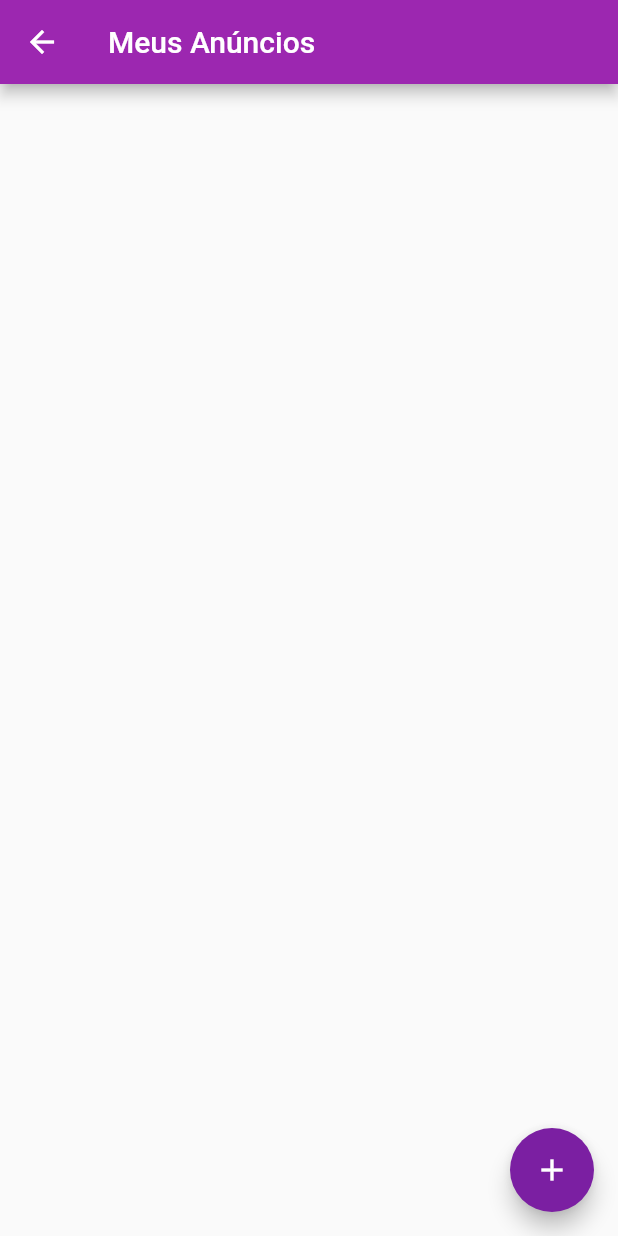
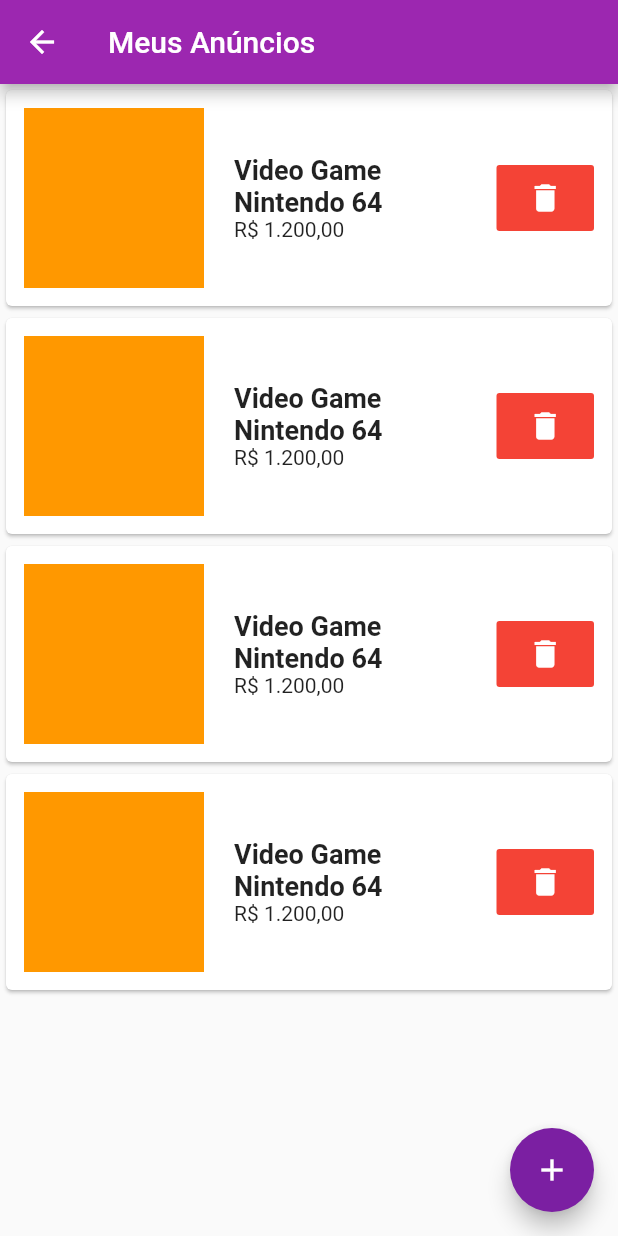
Before and after one commit to ValdecirPadovani/olx, a Flutter app: the MeusAnuncios screen opened by its route, on a phone screen of 412 x 824 dp. Run offline on Flutter 3.47's test engine with Material 2 defaults, Android fonts, the phone set to English and light mode, and no system bars; our stand-ins replace brasil_fields, cloud_firestore, firebase_auth, firebase_storage, image_picker; missing offline and left inert: validadores; accounts and stored records are empty.

Commit message:
Criando interface de anuncios

```diff
--- a/lib/views/MeusAnuncios.dart
+++ b/lib/views/MeusAnuncios.dart
@@ -1,4 +1,5 @@
 import 'package:flutter/material.dart';
+import 'package:olx/views/widgets/ItemAnuncio.dart';
 
 class MeusAnuncios extends StatefulWidget {
   @override
@@ -19,7 +20,12 @@ class _MeusAnunciosState extends State<MeusAnuncios> {
           Navigator.pushNamed(context, "/novo-anuncio");
         },
       ),
-      body: Container(),
+      body: ListView.builder(
+          itemCount: 4,
+          itemBuilder: (_,indice){
+            return ItemAnuncio();
+          }
+      ),
     );
   }
 }
--- /dev/null
+++ b/lib/views/widgets/ItemAnuncio.dart
@@ -0,0 +1,52 @@
+import 'package:flutter/material.dart';
+
+class ItemAnuncio extends StatelessWidget {
+  @override
+  Widget build(BuildContext context) {
+    return GestureDetector(
+      onTap: (){},
+      child: Card(
+        child: Padding(
+          padding: EdgeInsets.all(12),
+          child: Row(
+            children: <Widget>[
+              SizedBox(
+                width: 120,
+                height: 120,
+                child: Container(color: Colors.orange,),
+              ),
+              Expanded(
+                flex: 3,
+                child: Padding(
+                  padding: EdgeInsets.symmetric(horizontal: 20, vertical: 8),
+                  child: Column(
+                    crossAxisAlignment: CrossAxisAlignment.start,
+                    children: <Widget>[
+                      Text(
+                          "Video Game Nintendo 64",
+                        style: TextStyle(
+                          fontSize: 18,
+                          fontWeight: FontWeight.bold
+                        ),
+                      ),
+                      Text("R\$ 1.200,00"),
+                    ],
+                  ),
+                ),
+              ),
+              Expanded(
+                flex: 1,
+                child: FlatButton(
+                  color: Colors.red,
+                  padding: EdgeInsets.all(10),
+                  onPressed: (){},
+                  child: Icon(Icons.delete, color: Colors.white,),
+                ),
+              )
+            ],
+          ),
+        ),
+      ),
+    );
+  }
+}
```
